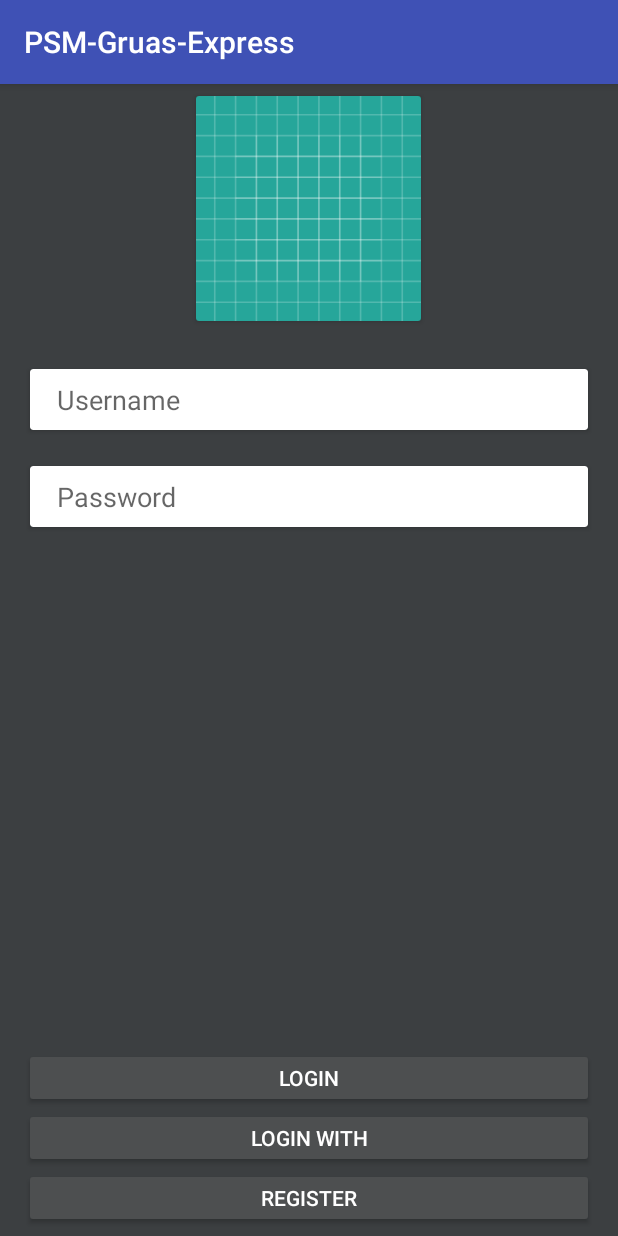
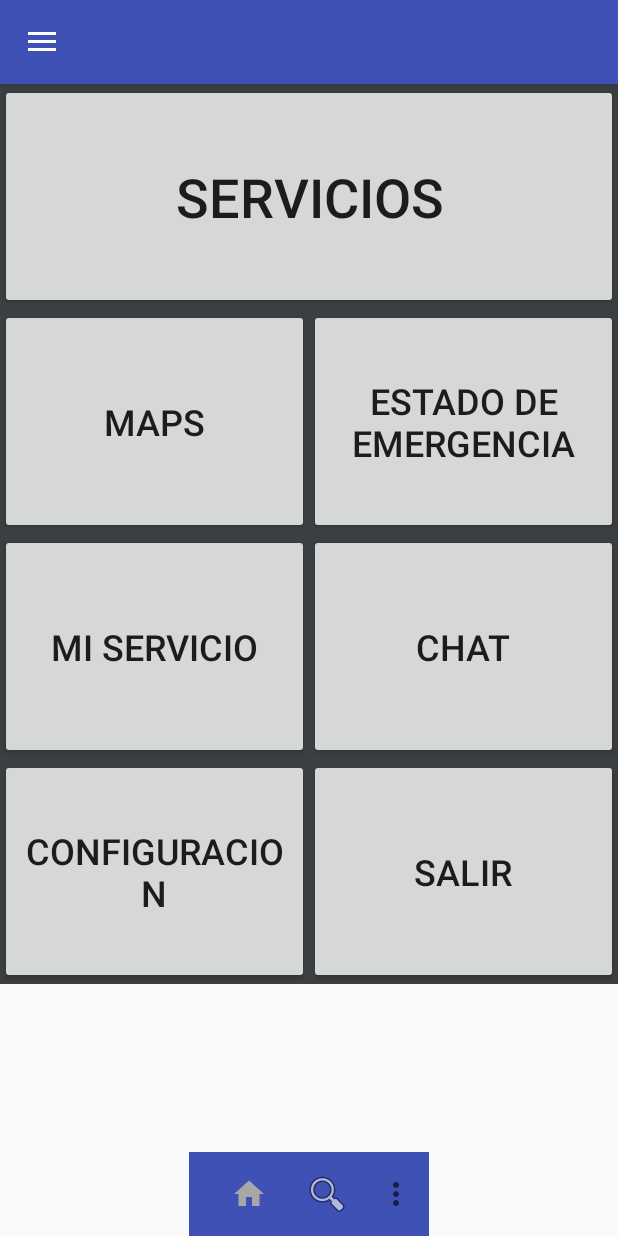
Before and after one commit to cHeRaZ-edu/PSM-Gruas-Express, an Android app: the screen it shows after launch (MainActivity before the commit, InitActivity after it), after a tap on "LOGIN", on a phone screen of 412 x 824 dp. Run offline under Robolectric (Android 15) with nearby library versions, the phone set to English and light mode, and no system bars; our stand-ins replace Firebase (no records; nobody signed in at launch, a user with empty details on screens opened directly); libraries missing offline, so code that uses them is left out: com.firebase.ui.

Commit message:
Integracion Menu Principal
Se agrego un activity, en cual es el menú principal de la aplicación.
Se integro las capacidades de Navegation Layout y el botón hamburguesa.

```diff
--- a/app/build.gradle
+++ b/app/build.gradle
@@ -32,6 +32,7 @@ dependencies {
     implementation 'com.android.support:design:27.0.2'
     androidTestImplementation 'com.android.support.test:runner:1.0.2'
     androidTestImplementation 'com.android.support.test.espresso:espresso-core:3.0.2'
+    implementation 'de.hdodenhof:circleimageview:2.2.0'
 }
 
 apply plugin: 'com.google.gms.google-services'
--- a/app/src/main/AndroidManifest.xml
+++ b/app/src/main/AndroidManifest.xml
@@ -16,6 +16,7 @@
                 <category android:name="android.intent.category.LAUNCHER" />
             </intent-filter>
         </activity>
+        <activity android:name=".InitActivity"></activity>
     </application>
 
 </manifest>
--- /dev/null
+++ b/app/src/main/java/com/psm/edu/psm_gruas_express/InitActivity.java
@@ -0,0 +1,56 @@
+package com.psm.edu.psm_gruas_express;
+
+import android.support.v4.view.GravityCompat;
+import android.support.v4.widget.DrawerLayout;
+import android.support.v7.app.ActionBarDrawerToggle;
+import android.support.v7.app.AppCompatActivity;
+import android.os.Bundle;
+import android.support.v7.widget.Toolbar;
+import android.view.Menu;
+import android.view.MenuItem;
+import android.view.View;
+import android.widget.Toast;
+
+public class InitActivity extends AppCompatActivity {
+    DrawerLayout drawerLayout;
+    Toolbar toolbarBottom;
+    Toolbar toolbarActionBar;
+    ActionBarDrawerToggle mdrawerToggle;
+    @Override
+    protected void onCreate(Bundle savedInstanceState) {
+        super.onCreate(savedInstanceState);
+        setContentView(R.layout.activity_init);
+
+        drawerLayout = (DrawerLayout) findViewById(R.id.idDrawerLayout);
+        toolbarActionBar = (Toolbar) findViewById(R.id.toolbar_top);
+        toolbarBottom = (Toolbar) findViewById(R.id.toolbar_bottom);
+        setSupportActionBar(toolbarActionBar);
+        mdrawerToggle = new ActionBarDrawerToggle(this, drawerLayout,toolbarActionBar, R.string.navigation_drawer_open, R.string.navigation_drawer_close);
+        getSupportActionBar().setTitle("");
+        getSupportActionBar().setDisplayHomeAsUpEnabled(true);
+        getSupportActionBar().setHomeButtonEnabled(true);
+        mdrawerToggle.syncState();
+        if(mdrawerToggle.isDrawerSlideAnimationEnabled()){
+            Toast.makeText(this, "Funciono",Toast.LENGTH_LONG).show();
+        }
+        toolbarBottom.inflateMenu(R.menu.toolbar_shortcut);
+
+        mdrawerToggle.setToolbarNavigationClickListener(new View.OnClickListener() {
+            @Override
+            public void onClick(View v) {
+                drawerLayout.openDrawer(GravityCompat.START);
+            }
+        });
+
+    }
+
+    @Override
+    public boolean onCreateOptionsMenu(Menu menu) {
+        return super.onCreateOptionsMenu(menu);
+    }
+
+    @Override
+    public boolean onOptionsItemSelected(MenuItem item) {
+        return super.onOptionsItemSelected(item);
+    }
+}
--- a/app/src/main/java/com/psm/edu/psm_gruas_express/MainActivity.java
+++ b/app/src/main/java/com/psm/edu/psm_gruas_express/MainActivity.java
@@ -48,7 +48,10 @@ public class MainActivity extends AppCompatActivity {
                 @Override
                 public void onClick(View v) {
                     //call web services login
-                    Login();
+                    Intent intent = new Intent(MainActivity.this,InitActivity.class);
+                    startActivity(intent);
+
+                    //Login();
                 }
             });
         }
--- /dev/null
+++ b/app/src/main/res/drawable/ic_home_gray_24dp.xml
@@ -0,0 +1,5 @@
+<vector android:height="24dp" android:tint="#A7A7A7"
+    android:viewportHeight="24.0" android:viewportWidth="24.0"
+    android:width="24dp" xmlns:android="http://schemas.android.com/apk/res/android">
+    <path android:fillColor="#FF000000" android:pathData="M10,20v-6h4v6h5v-8h3L12,3 2,12h3v8z"/>
+</vector>
--- /dev/null
+++ b/app/src/main/res/layout/activity_init.xml
@@ -0,0 +1,134 @@
+<?xml version="1.0" encoding="utf-8"?>
+<android.support.v4.widget.DrawerLayout xmlns:android="http://schemas.android.com/apk/res/android"
+    xmlns:app="http://schemas.android.com/apk/res-auto"
+    xmlns:tools="http://schemas.android.com/tools"
+    android:id="@+id/idDrawerLayout"
+    android:layout_width="match_parent"
+    android:layout_height="match_parent"
+    tools:context=".InitActivity"
+    tools:openDrawer="start">
+
+    <android.support.design.widget.CoordinatorLayout
+        android:layout_width="match_parent"
+        android:layout_height="match_parent">
+
+        <android.support.design.widget.AppBarLayout
+            android:layout_width="match_parent"
+            android:layout_height="wrap_content"
+            app:theme="@style/AppThemeBar">
+
+            <android.support.v7.widget.Toolbar
+                android:id="@+id/toolbar_top"
+                android:layout_width="match_parent"
+                android:layout_height="wrap_content"
+                android:background="?attr/colorPrimary"
+                android:minHeight="?attr/actionBarSize" />
+        </android.support.design.widget.AppBarLayout>
+
+        <ScrollView
+
+            android:layout_width="match_parent"
+            android:layout_height="wrap_content"
+            android:layout_marginTop="?attr/actionBarSize">
+
+            <LinearLayout
+
+                android:layout_width="match_parent"
+                android:layout_height="match_parent"
+                android:background="@color/background_color"
+                android:orientation="vertical">
+
+                <Button
+                    android:layout_width="match_parent"
+                    android:layout_height="150dp"
+                    android:text="Servicios"
+                    android:textSize="36sp" />
+
+                <LinearLayout
+                    android:layout_width="match_parent"
+                    android:layout_height="150dp"
+                    android:orientation="horizontal">
+
+                    <Button
+                        android:layout_width="match_parent"
+                        android:layout_height="match_parent"
+                        android:layout_weight="1"
+                        android:text="Maps"
+                        android:textSize="24sp" />
+
+                    <Button
+                        android:layout_width="match_parent"
+                        android:layout_height="match_parent"
+                        android:layout_weight="1"
+                        android:text="Estado de Emergencia"
+                        android:textSize="24sp" />
+                </LinearLayout>
+
+                <LinearLayout
+                    android:layout_width="match_parent"
+                    android:layout_height="150dp"
+                    android:orientation="horizontal">
+
+                    <Button
+                        android:layout_width="match_parent"
+                        android:layout_height="match_parent"
+                        android:layout_weight="1"
+                        android:text="Mi Servicio"
+                        android:textSize="24sp" />
+
+                    <Button
+                        android:layout_width="match_parent"
+                        android:layout_height="match_parent"
+                        android:layout_weight="1"
+                        android:text="Chat"
+                        android:textSize="24sp" />
+                </LinearLayout>
+
+                <LinearLayout
+                    android:layout_width="match_parent"
+                    android:layout_height="150dp"
+                    android:orientation="horizontal">
+
+                    <Button
+                        android:layout_width="match_parent"
+                        android:layout_height="match_parent"
+                        android:layout_weight="1"
+                        android:text="Configuracion"
+                        android:textSize="24sp" />
+
+                    <Button
+                        android:layout_width="match_parent"
+                        android:layout_height="match_parent"
+                        android:layout_weight="1"
+                        android:text="Salir"
+                        android:textSize="24sp" />
+                </LinearLayout>
+
+            </LinearLayout>
+        </ScrollView>
+
+        <android.support.v7.widget.Toolbar
+            android:id="@+id/toolbar_bottom"
+            android:layout_width="wrap_content"
+            android:layout_height="wrap_content"
+            android:layout_gravity="bottom|center_horizontal"
+            android:paddingLeft="10dp"
+            android:paddingRight="10dp"
+            android:background="?attr/colorPrimary"
+            android:minHeight="?attr/actionBarSize"
+            app:theme="@style/AppThemeBar"
+            app:menu="@menu/toolbar_shortcut"/>
+
+    </android.support.design.widget.CoordinatorLayout>
+
+
+    <android.support.design.widget.NavigationView
+        android:id="@+id/nav_panel"
+        android:layout_width="wrap_content"
+        android:layout_height="match_parent"
+        android:layout_gravity="start"
+        android:background="@color/white"
+        app:headerLayout="@layout/layout_nav"
+        app:menu="@menu/nav_menu" />
+
+</android.support.v4.widget.DrawerLayout>
--- a/app/src/main/res/layout/activity_main.xml
+++ b/app/src/main/res/layout/activity_main.xml
@@ -5,7 +5,7 @@
     android:layout_width="match_parent"
     android:layout_height="match_parent"
     android:orientation="vertical"
-    android:background="#3c3f41"
+    android:background="@color/background_color"
     tools:context=".MainActivity">
 
     <android.support.v7.widget.CardView
--- /dev/null
+++ b/app/src/main/res/layout/layout_nav.xml
@@ -0,0 +1,44 @@
+<?xml version="1.0" encoding="utf-8"?>
+<FrameLayout xmlns:android="http://schemas.android.com/apk/res/android"
+    xmlns:app="http://schemas.android.com/apk/res-auto"
+    android:layout_width="match_parent" android:layout_height="match_parent">
+    <ImageView
+        android:id="@+id/imgViewBackgroundUserPanel"
+        android:layout_width="match_parent"
+        android:layout_height="200dp"
+        android:adjustViewBounds="false"
+        android:contentDescription="background"
+        android:cropToPadding="false"
+        android:scaleType="centerCrop"
+        app:srcCompat="@drawable/ic_launcher_background" />
+
+    <de.hdodenhof.circleimageview.CircleImageView
+        android:id="@+id/imgViewUserPanel"
+        android:layout_width="100dp"
+        android:layout_height="100dp"
+        android:layout_gravity="start|top"
+        android:layout_marginBottom="16dp"
+        android:contentDescription="usuario"
+        android:src="@drawable/ic_launcher_background" />
+
+    <TextView
+        android:id="@+id/textViewNickname"
+        android:layout_width="wrap_content"
+        android:layout_height="wrap_content"
+        android:layout_gravity="bottom"
+        android:textColor="@color/white"
+        android:layout_marginStart="10dp"
+        android:layout_marginBottom="30dp"
+        android:text="Usuario"
+        android:textAppearance="@style/TextAppearance.AppCompat"/>
+    <TextView
+        android:id="@+id/textViewEmail"
+        android:layout_width="wrap_content"
+        android:layout_height="wrap_content"
+        android:layout_gravity="bottom"
+        android:textColor="@color/white"
+        android:layout_marginStart="10dp"
+        android:layout_marginBottom="10dp"
+        android:text="Correo"
+        android:textAppearance="@style/TextAppearance.AppCompat"/>
+</FrameLayout>
--- /dev/null
+++ b/app/src/main/res/menu/nav_menu.xml
@@ -0,0 +1,8 @@
+<?xml version="1.0" encoding="utf-8"?>
+<menu xmlns:android="http://schemas.android.com/apk/res/android"
+    xmlns:app="http://schemas.android.com/apk/res-auto">
+    <item
+        android:id="@+id/idInicio"
+        android:title="Inicio"
+        app:showAsAction="withText"/>
+</menu>
--- /dev/null
+++ b/app/src/main/res/menu/toolbar_shortcut.xml
@@ -0,0 +1,16 @@
+<?xml version="1.0" encoding="utf-8"?>
+<menu xmlns:android="http://schemas.android.com/apk/res/android"
+    xmlns:app="http://schemas.android.com/apk/res-auto">
+    <item android:id="@+id/idHome"
+        android:title="Home"
+        android:icon="@drawable/ic_home_gray_24dp"
+        app:showAsAction="ifRoom" />
+    <item android:id="@+id/idSearch"
+        android:title="Search"
+        android:icon="@android:drawable/ic_menu_search"
+        app:showAsAction="ifRoom" />
+    <item android:id="@+id/idChat"
+        android:title="Chat"
+        android:icon="@android:drawable/stat_notify_chat"
+        app:showAsAction="ifRoom" />
+</menu>
--- a/app/src/main/res/values/colors.xml
+++ b/app/src/main/res/values/colors.xml
@@ -4,4 +4,5 @@
     <color name="colorPrimaryDark">#303F9F</color>
     <color name="colorAccent">#FF4081</color>
     <color name="white">#FFF</color>
+    <color name="background_color">#3c3f41</color>
 </resources>
--- a/app/src/main/res/values/strings.xml
+++ b/app/src/main/res/values/strings.xml
@@ -1,3 +1,5 @@
 <resources>
     <string name="app_name">PSM-Gruas-Express</string>
+    <string name="navigation_drawer_open">Drawer Open</string>
+    <string name="navigation_drawer_close">Drawer Closed</string>
 </resources>
--- a/app/src/main/res/values/styles.xml
+++ b/app/src/main/res/values/styles.xml
@@ -1,11 +1,24 @@
 <resources>
 
     <!-- Base application theme. -->
-    <style name="AppTheme" parent="Theme.AppCompat.Light.DarkActionBar">
+    <style name="AppTheme" parent="Theme.AppCompat.Light.NoActionBar">
         <!-- Customize your theme here. -->
         <item name="colorPrimary">@color/colorPrimary</item>
         <item name="colorPrimaryDark">@color/colorPrimaryDark</item>
         <item name="colorAccent">@color/colorAccent</item>
     </style>
 
+    <style name="AppThemeBar" parent="Theme.AppCompat.Light">
+        <!-- Customize your theme here. -->
+        <item name="colorPrimary">@color/colorPrimary</item>
+        <item name="colorPrimaryDark">@color/colorPrimaryDark</item>
+        <item name="colorAccent">@color/colorAccent</item>
+        <item name="drawerArrowStyle">@style/DrawerArrowStyle</item>
+    </style>
+
+    <style name="DrawerArrowStyle" parent="Widget.AppCompat.DrawerArrowToggle">
+        <item name="spinBars">true</item>
+        <item name="color">@android:color/white</item>
+    </style>
+
 </resources>
```
